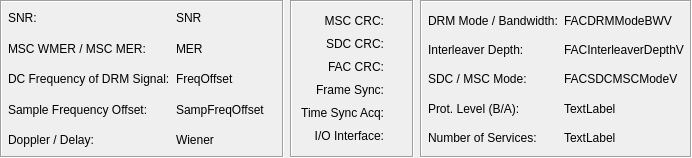
Above: dream/src/GUI-QT/drmdetail.ui from mmjee/dream-patched before the change. Below: the same form after it.
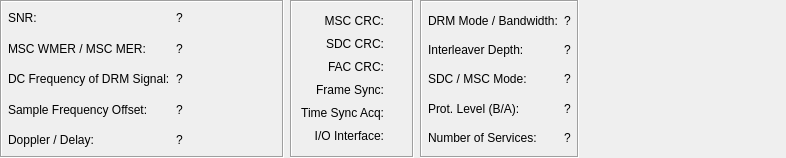
That is the form after the change. Custom widgets are drawn as their Qt base class.

Commit message: some refactoring. Some progress on Mode E demodulation.

Patch:
```diff
--- a/dream/src/GUI-QT/drmdetail.ui
+++ b/dream/src/GUI-QT/drmdetail.ui
@@ -6,7 +6,7 @@
    <rect>
     <x>0</x>
     <y>0</y>
-    <width>656</width>
+    <width>786</width>
     <height>158</height>
    </rect>
   </property>
@@ -166,7 +166,7 @@
            </sizepolicy>
           </property>
           <property name="text">
-           <string>FACDRMModeBWV</string>
+           <string>?</string>
           </property>
           <property name="wordWrap">
            <bool>false</bool>
@@ -185,7 +185,7 @@
            </sizepolicy>
           </property>
           <property name="text">
-           <string>FACInterleaverDepthV</string>
+           <string>?</string>
           </property>
           <property name="wordWrap">
            <bool>false</bool>
@@ -201,7 +201,7 @@
            </sizepolicy>
           </property>
           <property name="text">
-           <string>FACSDCMSCModeV</string>
+           <string>?</string>
           </property>
           <property name="wordWrap">
            <bool>false</bool>
@@ -211,14 +211,14 @@
         <item>
          <widget class="QLabel" name="FACCodeRateV">
           <property name="text">
-           <string>TextLabel</string>
+           <string>?</string>
           </property>
          </widget>
         </item>
         <item>
          <widget class="QLabel" name="FACNumServicesV">
           <property name="text">
-           <string>TextLabel</string>
+           <string>?</string>
           </property>
          </widget>
         </item>
@@ -412,7 +412,7 @@
            </size>
           </property>
           <property name="text">
-           <string>SNR</string>
+           <string>?</string>
           </property>
           <property name="wordWrap">
            <bool>false</bool>
@@ -434,7 +434,7 @@
            </size>
           </property>
           <property name="text">
-           <string>MER</string>
+           <string>?</string>
           </property>
           <property name="wordWrap">
            <bool>false</bool>
@@ -456,7 +456,7 @@
            </size>
           </property>
           <property name="text">
-           <string>FreqOffset</string>
+           <string>?</string>
           </property>
           <property name="wordWrap">
            <bool>false</bool>
@@ -472,7 +472,7 @@
            </sizepolicy>
           </property>
           <property name="text">
-           <string>SampFreqOffset</string>
+           <string>?</string>
           </property>
           <property name="wordWrap">
            <bool>false</bool>
@@ -494,7 +494,7 @@
            </size>
           </property>
           <property name="text">
-           <string>Wiener</string>
+           <string>?</string>
           </property>
           <property name="wordWrap">
            <bool>false</bool>
```
The commit also changes 25 other files.
